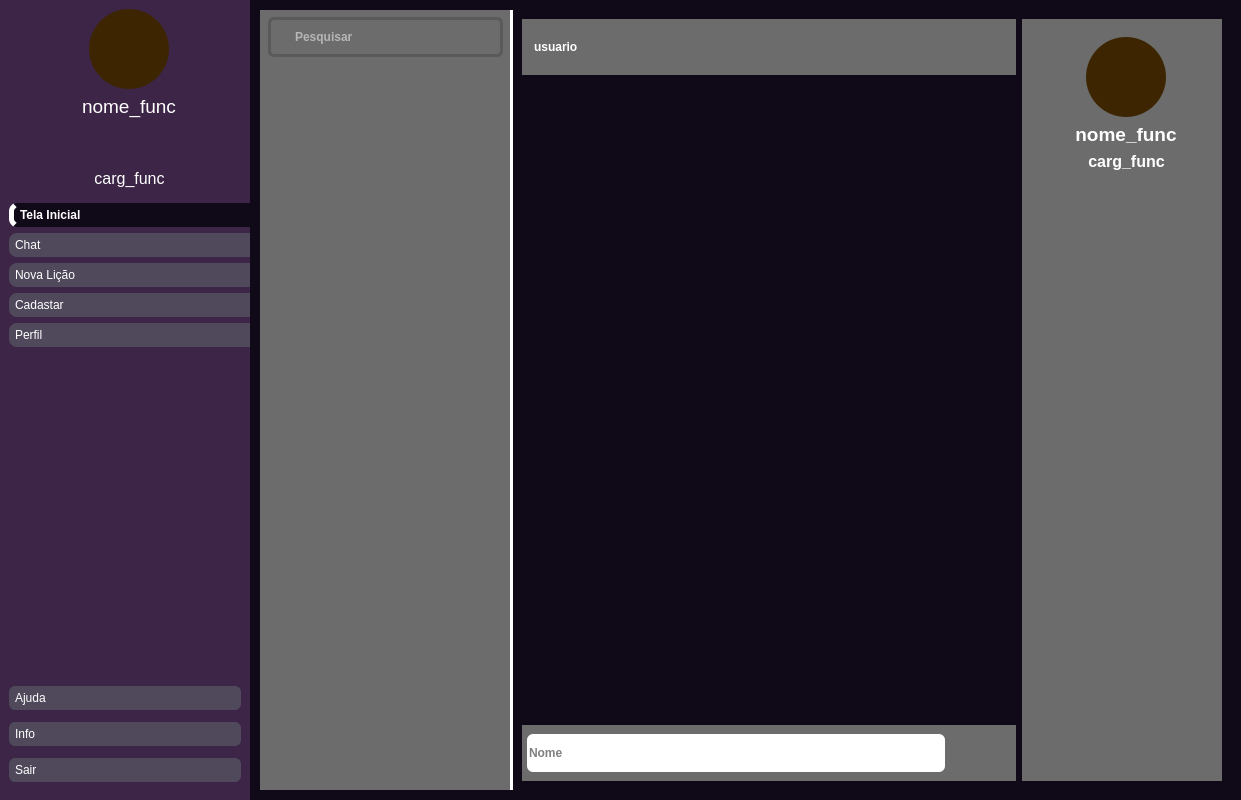
Zstraffey/NewTE, file design/NOVODASH.ui: the form before one commit.
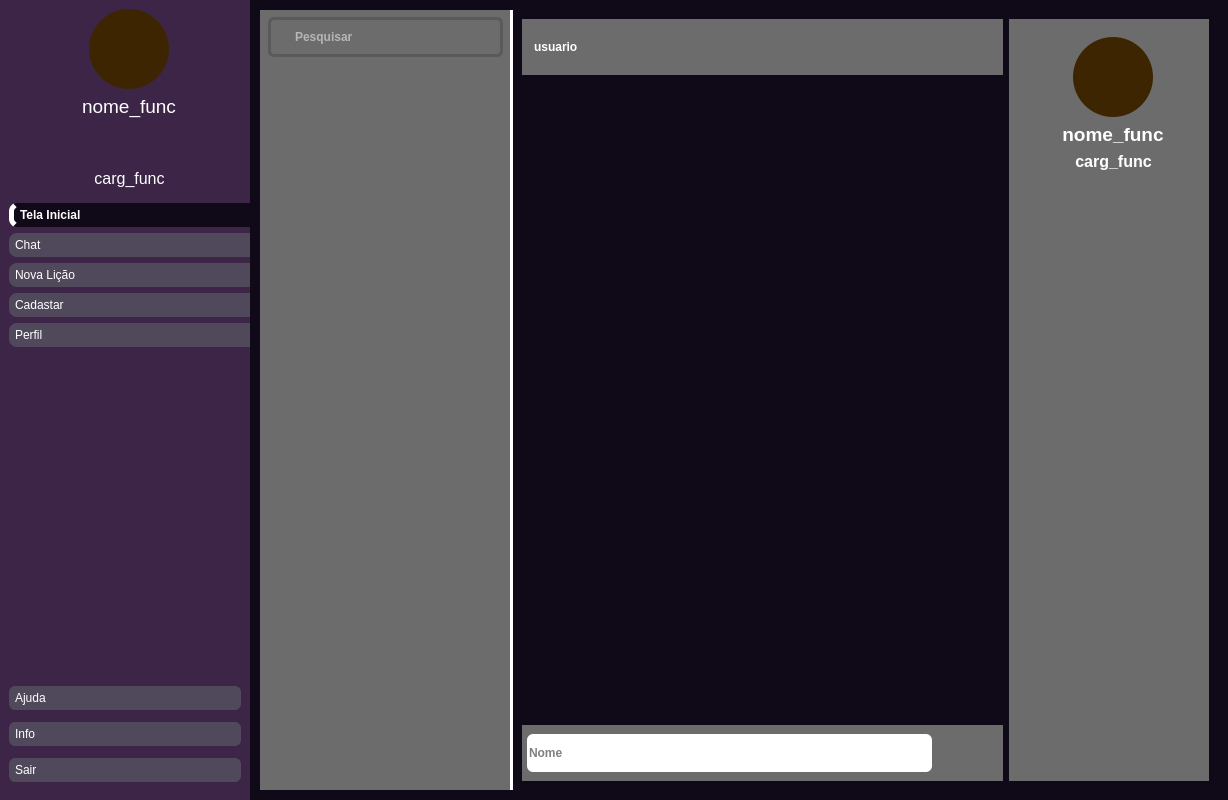
The form after the commit. The open tabs and pages were chosen to show the change. Icons and pictures are not drawn.

Commit message: novo codigo

The edit to the form file:
```diff
--- a/design/NOVODASH.ui
+++ b/design/NOVODASH.ui
@@ -6,7 +6,7 @@
    <rect>
     <x>0</x>
     <y>0</y>
-    <width>1241</width>
+    <width>1228</width>
     <height>800</height>
    </rect>
   </property>
@@ -2694,8 +2694,8 @@
                <rect>
                 <x>10</x>
                 <y>60</y>
-                <width>248</width>
-                <height>20</height>
+                <width>231</width>
+                <height>717</height>
                </rect>
               </property>
               <property name="sizePolicy">
@@ -2995,13 +2995,13 @@
                         <property name="geometry">
                          <rect>
                           <x>0</x>
-                          <y>613</y>
-                          <width>494</width>
-                          <height>20</height>
+                          <y>10</y>
+                          <width>481</width>
+                          <height>611</height>
                          </rect>
                         </property>
                         <property name="sizePolicy">
-                         <sizepolicy hsizetype="Fixed" vsizetype="Expanding">
+                         <sizepolicy hsizetype="Expanding" vsizetype="Preferred">
                           <horstretch>0</horstretch>
                           <verstretch>0</verstretch>
                          </sizepolicy>
@@ -3028,27 +3028,48 @@
                          <bool>true</bool>
                         </property>
                         <property name="alignment">
-                         <set>Qt::AlignLeading|Qt::AlignLeft|Qt::AlignTop</set>
+                         <set>Qt::AlignHCenter|Qt::AlignTop</set>
                         </property>
                         <widget class="QWidget" name="scrollAreaWidgetContents_2">
                          <property name="geometry">
                           <rect>
                            <x>0</x>
                            <y>0</y>
-                           <width>494</width>
-                           <height>20</height>
+                           <width>481</width>
+                           <height>16</height>
                           </rect>
                          </property>
                          <property name="sizePolicy">
-                          <sizepolicy hsizetype="Expanding" vsizetype="Expanding">
+                          <sizepolicy hsizetype="Preferred" vsizetype="Fixed">
                            <horstretch>0</horstretch>
                            <verstretch>4</verstretch>
                           </sizepolicy>
                          </property>
+                         <property name="minimumSize">
+                          <size>
+                           <width>0</width>
+                           <height>0</height>
+                          </size>
+                         </property>
+                         <property name="maximumSize">
+                          <size>
+                           <width>16777215</width>
+                           <height>16777215</height>
+                          </size>
+                         </property>
+                         <property name="layoutDirection">
+                          <enum>Qt::LeftToRight</enum>
+                         </property>
+                         <property name="styleSheet">
+                          <string notr="true"/>
+                         </property>
                          <layout class="QVBoxLayout" name="verticalLayout_28">
                           <property name="spacing">
                            <number>0</number>
                           </property>
+                          <property name="sizeConstraint">
+                           <enum>QLayout::SetDefaultConstraint</enum>
+                          </property>
                           <property name="leftMargin">
                            <number>0</number>
                           </property>
```
Left out of the diff: 11 changed lines with no effect on the pictures. The commit also changes 2 other files.
